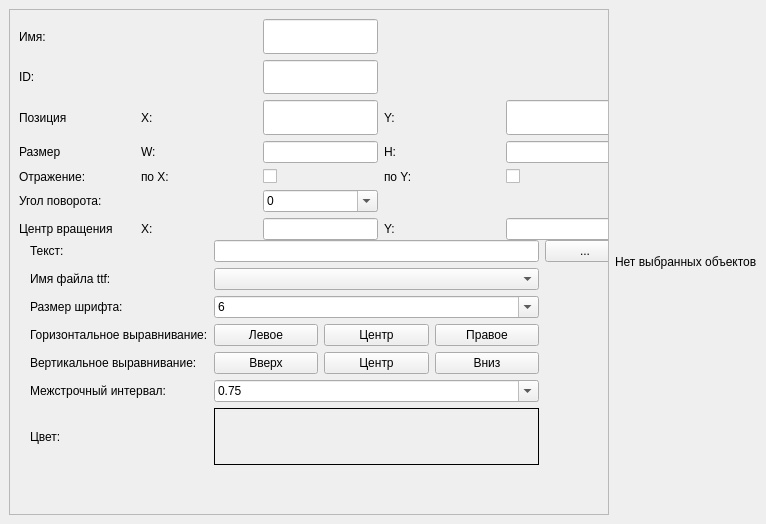
Qt form ui/property_window.ui (ermachkov/GUI-Creator) before a commit.
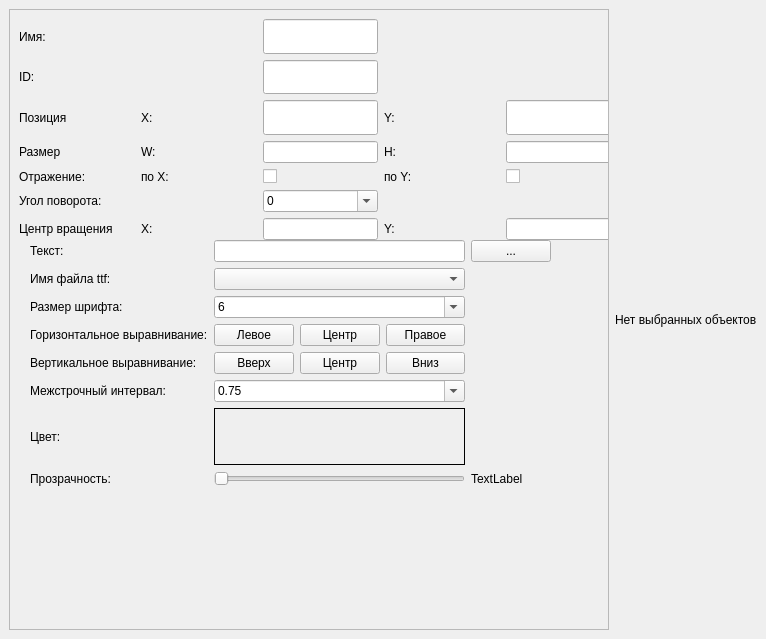
The same form after that commit.

Patch:
```diff
--- a/ui/property_window.ui
+++ b/ui/property_window.ui
@@ -7,7 +7,7 @@
     <x>0</x>
     <y>0</y>
     <width>766</width>
-    <height>524</height>
+    <height>639</height>
    </rect>
   </property>
   <property name="minimumSize">
@@ -32,7 +32,7 @@
          <x>0</x>
          <y>0</y>
          <width>608</width>
-         <height>482</height>
+         <height>597</height>
         </rect>
        </property>
        <widget class="QStackedWidget" name="mStackedWidget">
@@ -40,8 +40,8 @@
          <rect>
           <x>10</x>
           <y>220</y>
-          <width>601</width>
-          <height>241</height>
+          <width>591</width>
+          <height>311</height>
          </rect>
         </property>
         <property name="sizePolicy">
@@ -141,7 +141,7 @@
            <rect>
             <x>10</x>
             <y>10</y>
-            <width>595</width>
+            <width>521</width>
             <height>246</height>
            </rect>
           </property>
```
Left out of the diff: 6 changed lines with no effect on the pictures.
